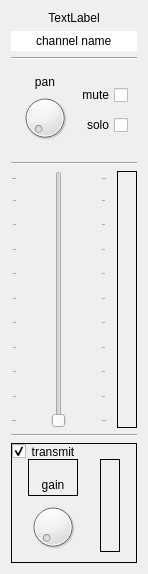
Qt form src/jamtaba/gui/trackview.ui (elieserdejesus/JamTaba) before a commit.
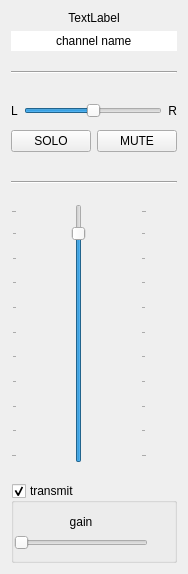
The same form after that commit. Custom widgets are drawn as their Qt base class.

Diff of the .ui file:
```diff
--- a/src/jamtaba/gui/trackview.ui
+++ b/src/jamtaba/gui/trackview.ui
@@ -6,73 +6,41 @@
    <rect>
     <x>0</x>
     <y>0</y>
-    <width>146</width>
+    <width>174</width>
     <height>574</height>
    </rect>
   </property>
   <property name="windowTitle">
    <string>Form</string>
   </property>
-  <layout class="QVBoxLayout" name="verticalLayout">
-   <item>
-    <widget class="QLabel" name="trackName">
-     <property name="text">
-      <string>TextLabel</string>
-     </property>
-     <property name="alignment">
-      <set>Qt::AlignCenter</set>
-     </property>
-    </widget>
-   </item>
-   <item>
-    <widget class="QLineEdit" name="channelName">
-     <property name="text">
-      <string>channel name</string>
-     </property>
-     <property name="frame">
-      <bool>false</bool>
-     </property>
-     <property name="alignment">
-      <set>Qt::AlignCenter</set>
-     </property>
-     <property name="clearButtonEnabled">
-      <bool>false</bool>
-     </property>
-    </widget>
-   </item>
-   <item>
+  <layout class="QGridLayout" name="gridLayout_3">
+   <property name="verticalSpacing">
+    <number>20</number>
+   </property>
+   <item row="4" column="0">
     <widget class="Line" name="topSeparator">
      <property name="orientation">
       <enum>Qt::Horizontal</enum>
      </property>
     </widget>
    </item>
-   <item>
+   <item row="5" column="0">
     <widget class="QWidget" name="widget_4" native="true">
-     <property name="sizePolicy">
-      <sizepolicy hsizetype="Preferred" vsizetype="Fixed">
-       <horstretch>0</horstretch>
-       <verstretch>0</verstretch>
-      </sizepolicy>
-     </property>
-     <property name="minimumSize">
-      <size>
-       <width>0</width>
-       <height>90</height>
-      </size>
-     </property>
-     <property name="maximumSize">
-      <size>
-       <width>16777215</width>
-       <height>90</height>
-      </size>
-     </property>
-     <layout class="QHBoxLayout" name="horizontalLayout_2">
-      <item>
+     <layout class="QGridLayout" name="gridLayout_2">
+      <property name="leftMargin">
+       <number>0</number>
+      </property>
+      <property name="rightMargin">
+       <number>0</number>
+      </property>
+      <property name="verticalSpacing">
+       <number>12</number>
+      </property>
+      <item row="1" column="0" colspan="3">
        <widget class="QWidget" name="widget_2" native="true">
-        <layout class="QVBoxLayout" name="verticalLayout_3">
+        <layout class="QHBoxLayout" name="horizontalLayout_2">
          <property name="spacing">
-          <number>0</number>
+          <number>6</number>
          </property>
          <property name="leftMargin">
           <number>0</number>
@@ -86,86 +54,105 @@
          <property name="bottomMargin">
           <number>0</number>
          </property>
-         <item>
-          <widget class="QLabel" name="label_2">
+         <item alignment="Qt::AlignLeft">
+          <widget class="QPushButton" name="solo">
            <property name="sizePolicy">
-            <sizepolicy hsizetype="Preferred" vsizetype="Preferred">
+            <sizepolicy hsizetype="Maximum" vsizetype="Maximum">
              <horstretch>0</horstretch>
              <verstretch>0</verstretch>
             </sizepolicy>
            </property>
-           <property name="text">
-            <string>pan</string>
-           </property>
-           <property name="alignment">
-            <set>Qt::AlignBottom|Qt::AlignHCenter</set>
-           </property>
-           <property name="buddy">
-            <cstring>dial</cstring>
-           </property>
-          </widget>
-         </item>
-         <item>
-          <widget class="QDial" name="dial"/>
-         </item>
-        </layout>
-       </widget>
-      </item>
-      <item>
-       <widget class="QWidget" name="widget_6" native="true">
-        <layout class="QVBoxLayout" name="verticalLayout_2" stretch="0,0">
-         <property name="spacing">
-          <number>0</number>
-         </property>
-         <property name="leftMargin">
-          <number>0</number>
-         </property>
-         <property name="topMargin">
-          <number>0</number>
-         </property>
-         <property name="rightMargin">
-          <number>0</number>
-         </property>
-         <property name="bottomMargin">
-          <number>0</number>
-         </property>
-         <item>
-          <widget class="QCheckBox" name="mute">
            <property name="layoutDirection">
-            <enum>Qt::RightToLeft</enum>
+            <enum>Qt::LeftToRight</enum>
            </property>
            <property name="text">
-            <string notr="true">mute</string>
+            <string>SOLO</string>
            </property>
-           <property name="tristate">
-            <bool>false</bool>
+           <property name="checkable">
+            <bool>true</bool>
            </property>
           </widget>
          </item>
-         <item>
-          <widget class="QCheckBox" name="solo">
+         <item alignment="Qt::AlignRight">
+          <widget class="QPushButton" name="mute">
+           <property name="sizePolicy">
+            <sizepolicy hsizetype="Maximum" vsizetype="Maximum">
+             <horstretch>0</horstretch>
+             <verstretch>0</verstretch>
+            </sizepolicy>
+           </property>
            <property name="layoutDirection">
-            <enum>Qt::RightToLeft</enum>
+            <enum>Qt::LeftToRight</enum>
            </property>
            <property name="text">
-            <string>solo</string>
+            <string>MUTE</string>
            </property>
+           <property name="checkable">
+            <bool>true</bool>
+           </property>
           </widget>
          </item>
         </layout>
        </widget>
       </item>
+      <item row="0" column="2">
+       <widget class="QLabel" name="labelPanR">
+        <property name="sizePolicy">
+         <sizepolicy hsizetype="Fixed" vsizetype="Preferred">
+          <horstretch>0</horstretch>
+          <verstretch>0</verstretch>
+         </sizepolicy>
+        </property>
+        <property name="text">
+         <string>R</string>
+        </property>
+        <property name="alignment">
+         <set>Qt::AlignRight|Qt::AlignTrailing|Qt::AlignVCenter</set>
+        </property>
+       </widget>
+      </item>
+      <item row="0" column="0">
+       <widget class="QLabel" name="labelPanL">
+        <property name="sizePolicy">
+         <sizepolicy hsizetype="Fixed" vsizetype="Preferred">
+          <horstretch>0</horstretch>
+          <verstretch>0</verstretch>
+         </sizepolicy>
+        </property>
+        <property name="text">
+         <string>L</string>
+        </property>
+        <property name="alignment">
+         <set>Qt::AlignLeading|Qt::AlignLeft|Qt::AlignVCenter</set>
+        </property>
+       </widget>
+      </item>
+      <item row="0" column="1">
+       <widget class="QSlider" name="panSlider">
+        <property name="sizePolicy">
+         <sizepolicy hsizetype="Expanding" vsizetype="Fixed">
+          <horstretch>1</horstretch>
+          <verstretch>0</verstretch>
+         </sizepolicy>
+        </property>
+        <property name="singleStep">
+         <number>10</number>
+        </property>
+        <property name="value">
+         <number>50</number>
+        </property>
+        <property name="orientation">
+         <enum>Qt::Horizontal</enum>
+        </property>
+        <property name="invertedAppearance">
+         <bool>false</bool>
+        </property>
+       </widget>
+      </item>
      </layout>
     </widget>
    </item>
-   <item>
-    <widget class="Line" name="panSectionSeparator">
-     <property name="orientation">
-      <enum>Qt::Horizontal</enum>
-     </property>
-    </widget>
-   </item>
-   <item>
+   <item row="7" column="0">
     <widget class="QWidget" name="widget_5" native="true">
      <layout class="QHBoxLayout" name="horizontalLayout" stretch="0,0">
       <property name="spacing">
@@ -191,6 +178,9 @@
           <verstretch>0</verstretch>
          </sizepolicy>
         </property>
+        <property name="value">
+         <number>90</number>
+        </property>
         <property name="orientation">
          <enum>Qt::Vertical</enum>
         </property>
@@ -214,49 +204,27 @@
          </size>
         </property>
         <property name="styleSheet">
-         <string notr="true">border: 1px solid;</string>
+         <string notr="true"/>
         </property>
        </widget>
       </item>
      </layout>
     </widget>
    </item>
-   <item>
-    <widget class="Line" name="bottomSectionSeparator">
-     <property name="orientation">
-      <enum>Qt::Horizontal</enum>
-     </property>
-    </widget>
-   </item>
-   <item>
-    <widget class="QGroupBox" name="groupBox_2">
-     <property name="sizePolicy">
-      <sizepolicy hsizetype="Preferred" vsizetype="Fixed">
-       <horstretch>0</horstretch>
-       <verstretch>0</verstretch>
-      </sizepolicy>
-     </property>
-     <property name="minimumSize">
-      <size>
-       <width>0</width>
-       <height>120</height>
-      </size>
-     </property>
-     <property name="styleSheet">
-      <string notr="true">border: 1px solid</string>
-     </property>
+   <item row="8" column="0">
+    <widget class="QGroupBox" name="transmit">
      <property name="title">
       <string>transmit</string>
      </property>
      <property name="checkable">
       <bool>true</bool>
      </property>
-     <layout class="QGridLayout" name="gridLayout" rowstretch="0,0">
+     <layout class="QGridLayout" name="gridLayout">
       <property name="leftMargin">
        <number>0</number>
       </property>
       <property name="topMargin">
-       <number>15</number>
+       <number>12</number>
       </property>
       <property name="rightMargin">
        <number>0</number>
@@ -277,17 +245,7 @@
         </property>
        </widget>
       </item>
-      <item row="1" column="0">
-       <widget class="QDial" name="dial_2">
-        <property name="maximumSize">
-         <size>
-          <width>50</width>
-          <height>50</height>
-         </size>
-        </property>
-       </widget>
-      </item>
-      <item row="0" column="2" rowspan="2">
+      <item row="0" column="2" rowspan="2" alignment="Qt::AlignRight">
        <widget class="PeakMeter" name="widget_3" native="true">
         <property name="sizePolicy">
          <sizepolicy hsizetype="Fixed" vsizetype="Preferred">
@@ -306,6 +264,64 @@
           <width>20</width>
           <height>16777215</height>
          </size>
+        </property>
+       </widget>
+      </item>
+      <item row="1" column="0">
+       <widget class="QSlider" name="horizontalSlider">
+        <property name="orientation">
+         <enum>Qt::Horizontal</enum>
+        </property>
+       </widget>
+      </item>
+     </layout>
+    </widget>
+   </item>
+   <item row="6" column="0">
+    <widget class="Line" name="panSectionSeparator">
+     <property name="orientation">
+      <enum>Qt::Horizontal</enum>
+     </property>
+    </widget>
+   </item>
+   <item row="0" column="0">
+    <widget class="QWidget" name="widget_6" native="true">
+     <layout class="QVBoxLayout" name="verticalLayout">
+      <property name="leftMargin">
+       <number>0</number>
+      </property>
+      <property name="topMargin">
+       <number>0</number>
+      </property>
+      <property name="rightMargin">
+       <number>0</number>
+      </property>
+      <property name="bottomMargin">
+       <number>0</number>
+      </property>
+      <item>
+       <widget class="QLabel" name="trackName">
+        <property name="text">
+         <string>TextLabel</string>
+        </property>
+        <property name="alignment">
+         <set>Qt::AlignCenter</set>
+        </property>
+       </widget>
+      </item>
+      <item>
+       <widget class="QLineEdit" name="channelName">
+        <property name="text">
+         <string>channel name</string>
+        </property>
+        <property name="frame">
+         <bool>false</bool>
+        </property>
+        <property name="alignment">
+         <set>Qt::AlignCenter</set>
+        </property>
+        <property name="clearButtonEnabled">
+         <bool>false</bool>
         </property>
        </widget>
       </item>
```
Left out of the diff: 2 changed lines with no effect on the pictures.
